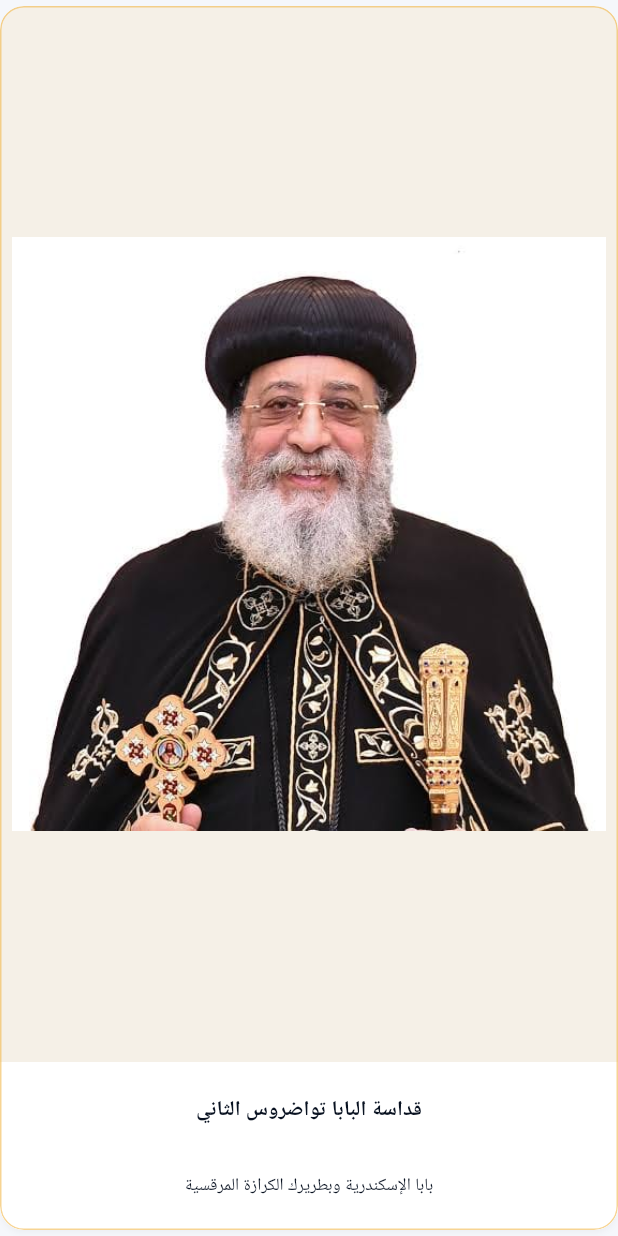
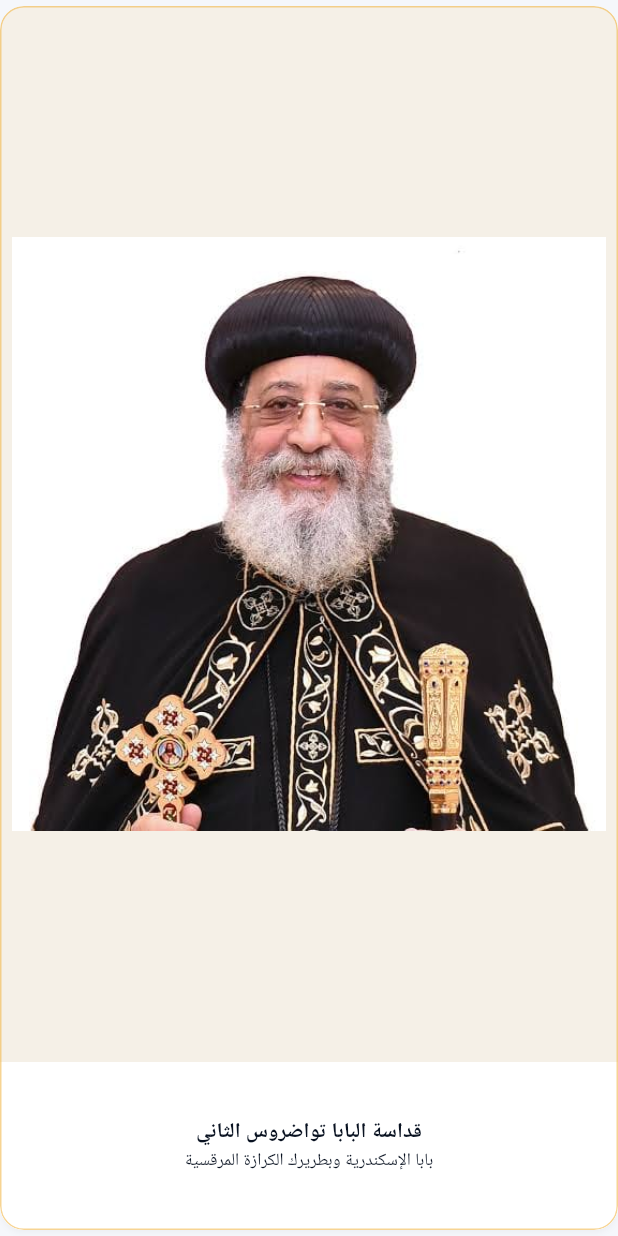
Before and after one commit to AbanobGeorgeSamir/eltur-coptic, a Flutter app: the SaintCard widget shown alone on an empty page, opened directly, on a phone screen of 412 x 824 dp. Run offline on Flutter 3.47's test engine with Material 3 defaults, Android fonts, the phone set to English and light mode, and no system bars; our stand-ins replace file_picker, firebase_core, firebase_messaging, flutter_local_notifications, flutter_secure_storage, google_fonts and 3 more; missing offline and left inert: flutter_pdfview, workmanager; accounts and stored records are empty; network calls fail; Roboto replaces fonts that are missing (Cairo); statements that could not run were skipped.

Commit message:
App Church

```diff
--- a/Mobile/lib/widgets/saint_card.dart
+++ b/Mobile/lib/widgets/saint_card.dart
@@ -54,11 +54,9 @@ class SaintCard extends StatelessWidget {
           color: Colors.white,
           child: Column(
             mainAxisAlignment: MainAxisAlignment.center,
+            mainAxisSize: MainAxisSize.min,
             children: [
-              SizedBox(
-                height: 50,
-                child: Center(
-                  child: Text(
+              Text(
                 name,
                 textAlign: TextAlign.center,
                 maxLines: 3,
@@ -70,14 +68,9 @@ class SaintCard extends StatelessWidget {
                   color: AppTheme.darkBurgundy,
                 ),
               ),
-                ),
-              ),
               if (subtitle != null && subtitle!.isNotEmpty) ...[
-                const SizedBox(height: 3),
-                SizedBox(
-                  height: 44,
-                  child: Center(
-                    child: Text(
+                const SizedBox(height: 4),
+                Text(
                   subtitle!,
                   textAlign: TextAlign.center,
                   maxLines: 3,
@@ -88,8 +81,6 @@ class SaintCard extends StatelessWidget {
                     color: AppTheme.darkBurgundy,
                   ),
                 ),
-                  ),
-                ),
               ],
             ],
           ),
```
Lines whose indentation alone changed are shown as unchanged.
